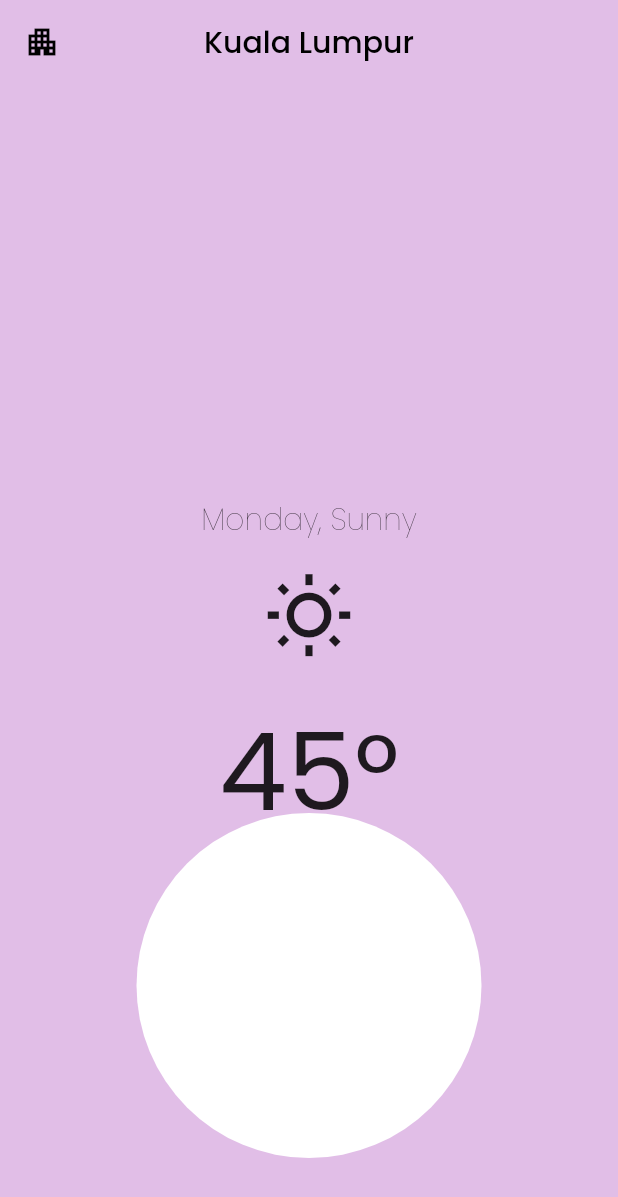
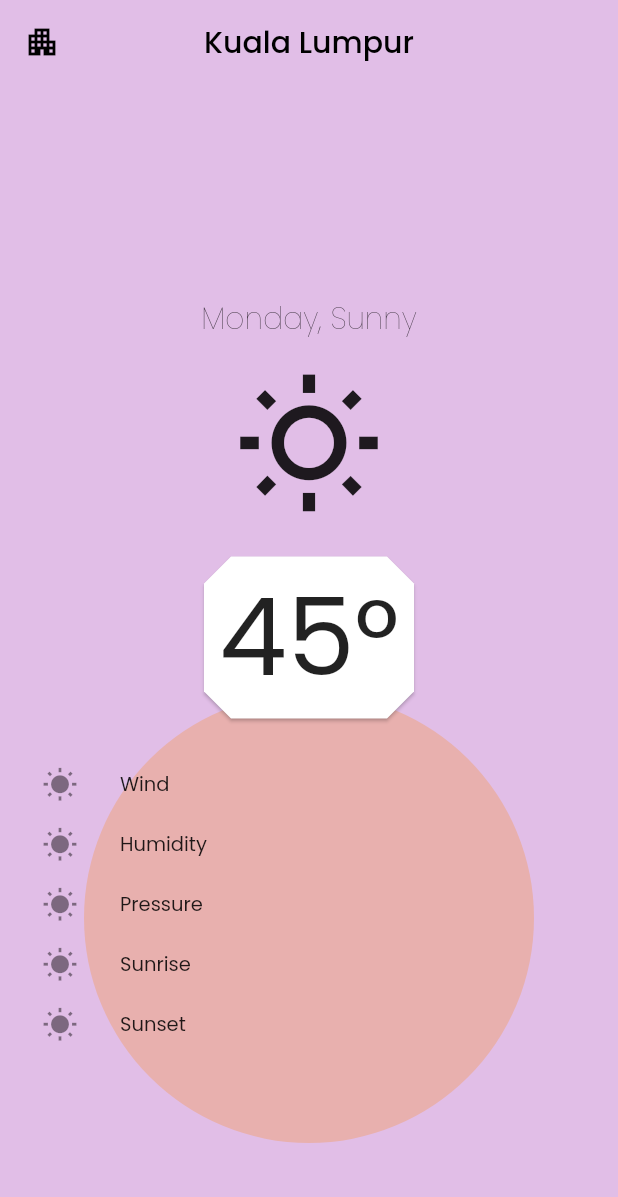
Before and after one commit to LapanApps/app_weather, a Flutter app: the screen it shows after launch, on a phone screen of 412 x 824 dp. Shown: the top 1197 px of the screen. Run offline on Flutter 3.47's test engine with Material 2 defaults, Android fonts, the phone set to English and light mode, and no system bars; our stand-ins replace google_fonts.

Commit message:
✨ feat: add firebase configuration files and hosting configuration for the web app 🎨 style(home.dart): adjust UI elements to improve layout and readability 🚀 chore(main.dart): update app title to reflect the purpose of the app 🐛 fix(index.html): update meta description to reflect the purpose of the app

```diff
--- a/lib/home.dart
+++ b/lib/home.dart
@@ -5,11 +5,12 @@ class Home extends StatelessWidget {
 
   @override
   Widget build(BuildContext context) {
+    var weather = ['Wind', 'Humidity', 'Pressure', 'Sunrise', 'Sunset'];
     return Scaffold(
       backgroundColor: Colors.purple.shade100,
       appBar: AppBar(
-        title: Text('Kuala Lumpur'),
-        leading: Icon(Icons.apartment),
+        title: const Text('Kuala Lumpur'),
+        leading: const Icon(Icons.apartment),
         centerTitle: true,
         backgroundColor: Colors.purple.shade100,
         foregroundColor: Colors.black,
@@ -20,15 +21,15 @@ class Home extends StatelessWidget {
         child: Stack(
           children: [
             Positioned(
-              bottom: 40,
+              bottom: 50,
               left: 10,
               right: 10,
               child: Container(
-                height: 230,
-                width: 230,
-                decoration: BoxDecoration(
+                height: 300,
+                width: 300,
+                decoration: const BoxDecoration(
                   shape: BoxShape.circle,
-                  color: Colors.white,
+                  color: Color(0xffe8b0ae),
                 ),
               ),
             ),
@@ -38,24 +39,41 @@ class Home extends StatelessWidget {
                 crossAxisAlignment: CrossAxisAlignment.center,
                 mainAxisAlignment: MainAxisAlignment.center,
                 children: [
-                  SizedBox(height: 20),
-                  Text(
+                  const SizedBox(height: 20),
+                  const Text(
                     'Monday, Sunny',
                     style: TextStyle(
                       fontSize: 20,
                       fontWeight: FontWeight.w100,
                     ),
                   ),
-                  SizedBox(height: 20),
+                  const SizedBox(height: 20),
                   const Icon(
                     Icons.wb_sunny_outlined,
-                    size: 60,
+                    size: 100,
                   ),
-                  SizedBox(height: 20),
-                  const Text(
-                    '45°',
-                    style: TextStyle(fontSize: 72),
+                  const SizedBox(height: 20),
+                  Card(
+                    // elevation: 10,
+                    shape: BeveledRectangleBorder(
+                      borderRadius: BorderRadius.circular(18),
+                    ),
+                    child: Padding(
+                      padding: const EdgeInsets.symmetric(horizontal: 10),
+                      child: const Text(
+                        '45°',
+                        style: TextStyle(fontSize: 72),
+                      ),
+                    ),
                   ),
+                  const SizedBox(height: 20),
+                  for (var i = 0; i < weather.length; i++)
+                    ListTile(
+                      title: Text(weather[i]),
+                      leading: Icon(Icons.wb_sunny),
+                      dense: true,
+                      visualDensity: VisualDensity.compact,
+                    ),
                 ],
               ),
             ),
--- a/lib/main.dart
+++ b/lib/main.dart
@@ -12,11 +12,10 @@ class MyApp extends StatelessWidget {
   @override
   Widget build(BuildContext context) {
     return MaterialApp(
-      title: 'Flutter Demo',
+      title: 'Weather App Flutter Demo',
       theme: ThemeData(
         primarySwatch: Colors.blue,
         textTheme: GoogleFonts.poppinsTextTheme(Theme.of(context).textTheme),
-        // fontFamily: GoogleFonts.lato().fontFamily,
       ),
       home: const Home(),
     );
```
Also changed, not shown: firebase.json (added), 5 other files.
